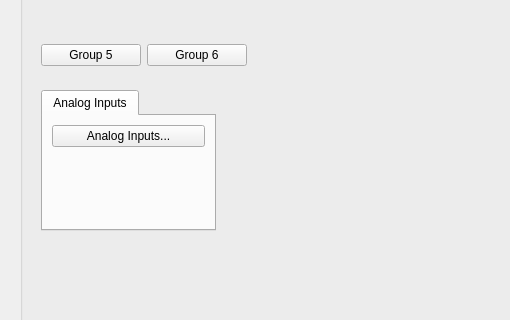
Before: the Qt Designer form l3b_main.ui in ad-build-test/pydm-mps, drawn with Qt 5; both pictures show x 0 to 510 and y 270 to 590 of the 1191 by 700 pixel window.
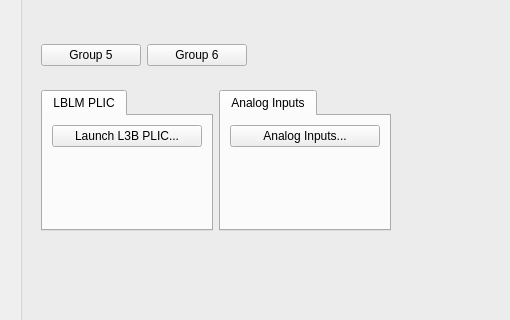
After: the same form once the commit is applied. Custom widgets are drawn as their Qt base class.

Commit message: Changed analog inputs to use new python file. also added button that launches lblm_global at a specified area.

Diff of the .ui file:
```diff
--- a/l3b_main.ui
+++ b/l3b_main.ui
@@ -145,8 +145,8 @@
            <property name="frameShadow">
             <enum>QFrame::Raised</enum>
            </property>
-           <layout class="QGridLayout" name="gridLayout_7" columnstretch="1,0">
-            <item row="0" column="1">
+           <layout class="QGridLayout" name="gridLayout_7" columnstretch="1,1,1,3">
+            <item row="0" column="3">
              <spacer name="horizontalSpacer_3">
               <property name="orientation">
                <enum>Qt::Horizontal</enum>
@@ -159,7 +159,7 @@
               </property>
              </spacer>
             </item>
-            <item row="0" column="0">
+            <item row="0" column="1">
              <widget class="QTabWidget" name="tabWidget_3">
               <property name="maximumSize">
                <size>
@@ -224,6 +224,65 @@
               </widget>
              </widget>
             </item>
+            <item row="0" column="0">
+             <widget class="QTabWidget" name="tabWidget_4">
+              <property name="currentIndex">
+               <number>0</number>
+              </property>
+              <widget class="QWidget" name="tab_2">
+               <attribute name="title">
+                <string>LBLM PLIC</string>
+               </attribute>
+               <layout class="QGridLayout" name="gridLayout_11">
+                <item row="0" column="0">
+                 <widget class="PyDMRelatedDisplayButton" name="PyDMRelatedDisplayButton_3">
+                  <property name="minimumSize">
+                   <size>
+                    <width>150</width>
+                    <height>20</height>
+                   </size>
+                  </property>
+                  <property name="toolTip">
+                   <string/>
+                  </property>
+                  <property name="text">
+                   <string>Launch L3B PLIC...</string>
+                  </property>
+                  <property name="filenames" stdset="0">
+                   <stringlist>
+                    <string>$PYDM/misc/lblm_global.py</string>
+                   </stringlist>
+                  </property>
+                  <property name="showIcon" stdset="0">
+                   <bool>false</bool>
+                  </property>
+                  <property name="macros" stdset="0">
+                   <stringlist>
+                    <string>{&quot;DEVICE&quot;:&quot;LBLM:L3B:1600:A&quot;}</string>
+                   </stringlist>
+                  </property>
+                  <property name="openInNewWindow" stdset="0">
+                   <bool>true</bool>
+                  </property>
+                 </widget>
+                </item>
+                <item row="1" column="0">
+                 <spacer name="verticalSpacer_6">
+                  <property name="orientation">
+                   <enum>Qt::Vertical</enum>
+                  </property>
+                  <property name="sizeHint" stdset="0">
+                   <size>
+                    <width>20</width>
+                    <height>40</height>
+                   </size>
+                  </property>
+                 </spacer>
+                </item>
+               </layout>
+              </widget>
+             </widget>
+            </item>
            </layout>
           </widget>
          </item>
```
Left out of the diff: 2 changed lines with no effect on the pictures. The commit also changes 15 other files.
